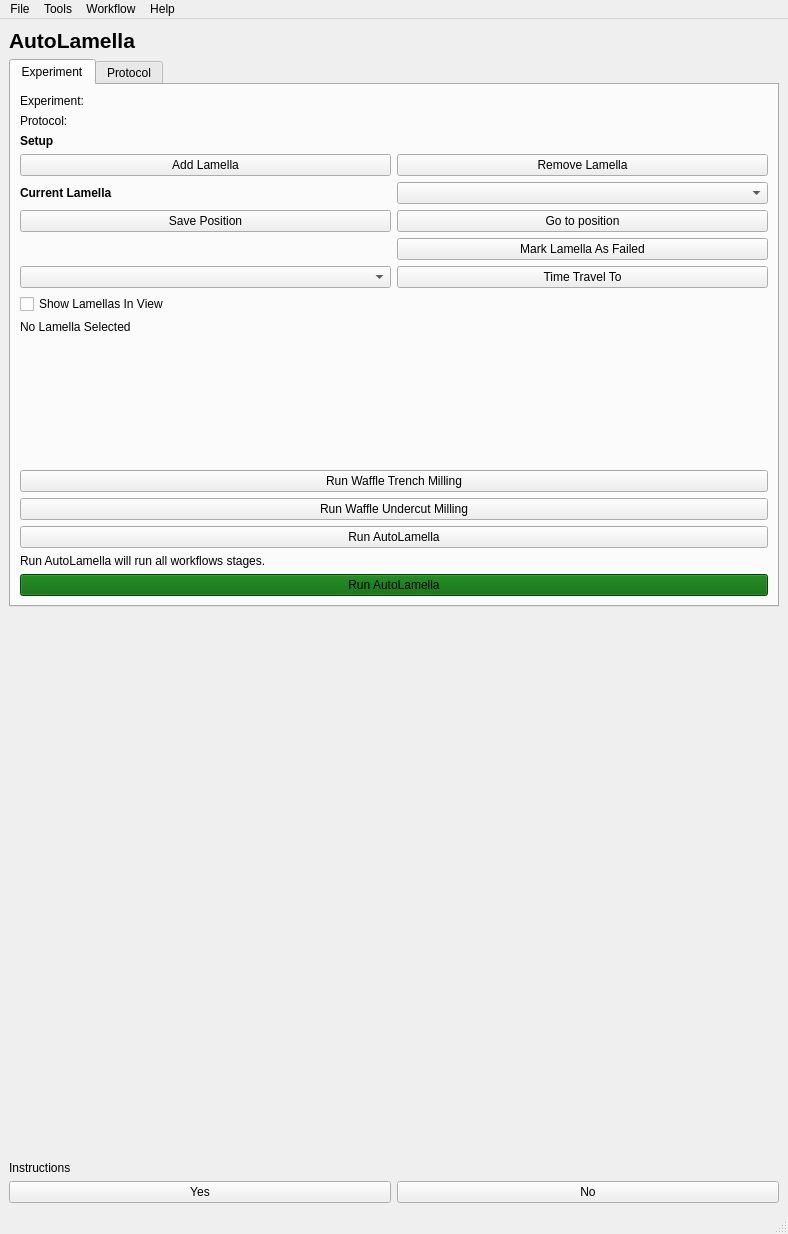
Qt form autolamella/ui/qt/AutoLamellaUI.ui (DeMarcoLab/autolamella) before a commit.
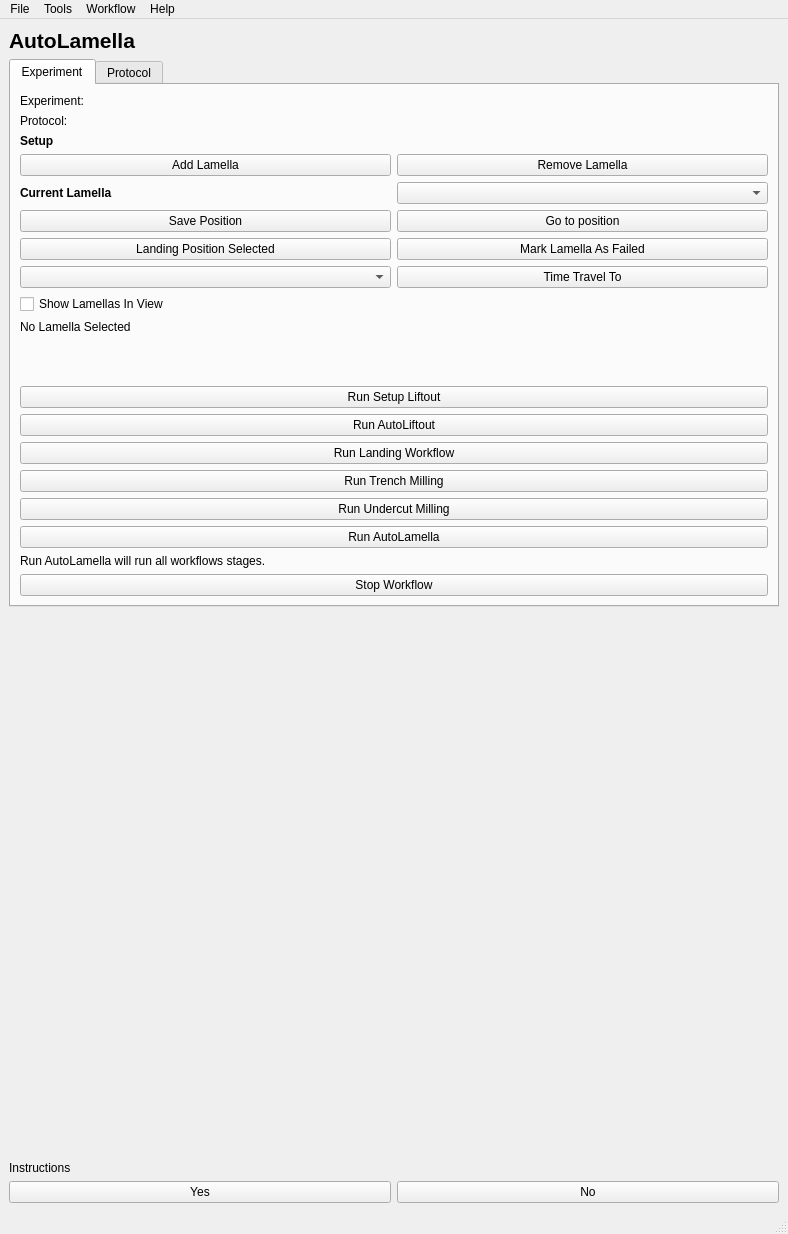
The same form after that commit.

Commit message: initial method working in integrated ui

```diff
--- a/autolamella/ui/qt/AutoLamellaUI.ui
+++ b/autolamella/ui/qt/AutoLamellaUI.ui
@@ -46,6 +46,20 @@
         <item row="8" column="1">
          <widget class="QComboBox" name="comboBox_current_lamella"/>
         </item>
+        <item row="11" column="0">
+         <widget class="QPushButton" name="pushButton_lamella_landing_selected">
+          <property name="text">
+           <string>Landing Position Selected</string>
+          </property>
+         </widget>
+        </item>
+        <item row="19" column="0" colspan="2">
+         <widget class="QPushButton" name="pushButton_run_serial_liftout_landing">
+          <property name="text">
+           <string>Run Landing Workflow</string>
+          </property>
+         </widget>
+        </item>
         <item row="16" column="0" colspan="2">
          <spacer name="verticalSpacer">
           <property name="orientation">
@@ -59,6 +73,13 @@
           </property>
          </spacer>
         </item>
+        <item row="18" column="0" colspan="2">
+         <widget class="QPushButton" name="pushButton_run_autoliftout">
+          <property name="text">
+           <string>Run AutoLiftout</string>
+          </property>
+         </widget>
+        </item>
         <item row="1" column="0" colspan="2">
          <widget class="QLabel" name="label_experiment_name">
           <property name="text">
@@ -66,7 +87,7 @@
           </property>
          </widget>
         </item>
-        <item row="19" column="0" colspan="2">
+        <item row="22" column="0" colspan="2">
          <widget class="QPushButton" name="pushButton_run_setup_autolamella">
           <property name="text">
            <string>Run AutoLamella</string>
@@ -101,6 +122,13 @@
           </property>
          </widget>
         </item>
+        <item row="25" column="0" colspan="2">
+         <widget class="QPushButton" name="pushButton_stop_workflow">
+          <property name="text">
+           <string>Stop Workflow</string>
+          </property>
+         </widget>
+        </item>
         <item row="11" column="1">
          <widget class="QPushButton" name="pushButton_fail_lamella">
           <property name="text">
@@ -111,6 +139,13 @@
         <item row="12" column="0">
          <widget class="QComboBox" name="comboBox_lamella_history"/>
         </item>
+        <item row="24" column="0" colspan="2">
+         <widget class="QLabel" name="label_run_autolamella_info">
+          <property name="text">
+           <string>Run AutoLamella will run all workflows stages.</string>
+          </property>
+         </widget>
+        </item>
         <item row="3" column="0">
          <widget class="QLabel" name="label_setup_header">
           <property name="font">
@@ -125,17 +160,17 @@
           </property>
          </widget>
         </item>
-        <item row="18" column="0" colspan="2">
+        <item row="21" column="0" colspan="2">
          <widget class="QPushButton" name="pushButton_run_waffle_undercut">
           <property name="text">
-           <string>Run Waffle Undercut Milling</string>
+           <string>Run Undercut Milling</string>
           </property>
          </widget>
         </item>
-        <item row="17" column="0" colspan="2">
+        <item row="20" column="0" colspan="2">
          <widget class="QPushButton" name="pushButton_run_waffle_trench">
           <property name="text">
-           <string>Run Waffle Trench Milling</string>
+           <string>Run Trench Milling</string>
           </property>
           <property name="default">
            <bool>false</bool>
@@ -175,6 +210,13 @@
           </property>
          </widget>
         </item>
+        <item row="17" column="0" colspan="2">
+         <widget class="QPushButton" name="pushButton_setup_autoliftout">
+          <property name="text">
+           <string>Run Setup Liftout</string>
+          </property>
+         </widget>
+        </item>
         <item row="10" column="0">
          <widget class="QPushButton" name="pushButton_save_position">
           <property name="text">
@@ -182,473 +224,6 @@
           </property>
          </widget>
         </item>
-        <item row="22" column="0" colspan="2">
-         <widget class="QPushButton" name="pushButton_run_autolamella">
-          <property name="palette">
-           <palette>
-            <active>
-             <colorrole role="WindowText">
-              <brush brushstyle="SolidPattern">
-               <color alpha="255">
-                <red>0</red>
-                <green>0</green>
-                <blue>0</blue>
-               </color>
-              </brush>
-             </colorrole>
-             <colorrole role="Button">
-              <brush brushstyle="SolidPattern">
-               <color alpha="255">
-                <red>0</red>
-                <green>100</green>
-                <blue>0</blue>
-               </color>
-              </brush>
-             </colorrole>
-             <colorrole role="Light">
-              <brush brushstyle="SolidPattern">
-               <color alpha="255">
-                <red>255</red>
-                <green>255</green>
-                <blue>255</blue>
-               </color>
-              </brush>
-             </colorrole>
-             <colorrole role="Midlight">
-              <brush brushstyle="SolidPattern">
-               <color alpha="255">
-                <red>255</red>
-                <green>255</green>
-                <blue>255</blue>
-               </color>
-              </brush>
-             </colorrole>
-             <colorrole role="Dark">
-              <brush brushstyle="SolidPattern">
-               <color alpha="255">
-                <red>127</red>
-                <green>127</green>
-                <blue>127</blue>
-               </color>
-              </brush>
-             </colorrole>
-             <colorrole role="Mid">
-              <brush brushstyle="SolidPattern">
-               <color alpha="255">
-                <red>170</red>
-                <green>170</green>
-                <blue>170</blue>
-               </color>
-              </brush>
-             </colorrole>
-             <colorrole role="Text">
-              <brush brushstyle="SolidPattern">
-               <color alpha="255">
-                <red>0</red>
-                <green>0</green>
-                <blue>0</blue>
-               </color>
-              </brush>
-             </colorrole>
-             <colorrole role="BrightText">
-              <brush brushstyle="SolidPattern">
-               <color alpha="255">
-                <red>255</red>
-                <green>255</green>
-                <blue>255</blue>
-               </color>
-              </brush>
-             </colorrole>
-             <colorrole role="ButtonText">
-              <brush brushstyle="SolidPattern">
-               <color alpha="255">
-                <red>0</red>
-                <green>0</green>
-                <blue>0</blue>
-               </color>
-              </brush>
-             </colorrole>
-             <colorrole role="Base">
-              <brush brushstyle="SolidPattern">
-               <color alpha="255">
-                <red>0</red>
-                <green>100</green>
-                <blue>0</blue>
-               </color>
-              </brush>
-             </colorrole>
-             <colorrole role="Window">
-              <brush brushstyle="SolidPattern">
-               <color alpha="255">
-                <red>0</red>
-                <green>100</green>
-                <blue>0</blue>
-               </color>
-              </brush>
-             </colorrole>
-             <colorrole role="Shadow">
-              <brush brushstyle="SolidPattern">
-               <color alpha="255">
-                <red>0</red>
-                <green>0</green>
-                <blue>0</blue>
-               </color>
-              </brush>
-             </colorrole>
-             <colorrole role="AlternateBase">
-              <brush brushstyle="SolidPattern">
-               <color alpha="255">
-                <red>255</red>
-                <green>255</green>
-                <blue>255</blue>
-               </color>
-              </brush>
-             </colorrole>
-             <colorrole role="ToolTipBase">
-              <brush brushstyle="SolidPattern">
-               <color alpha="255">
-                <red>255</red>
-                <green>255</green>
-                <blue>220</blue>
-               </color>
-              </brush>
-             </colorrole>
-             <colorrole role="ToolTipText">
-              <brush brushstyle="SolidPattern">
-               <color alpha="255">
-                <red>0</red>
-                <green>0</green>
-                <blue>0</blue>
-               </color>
-              </brush>
-             </colorrole>
-             <colorrole role="PlaceholderText">
-              <brush brushstyle="SolidPattern">
-               <color alpha="128">
-                <red>0</red>
-                <green>0</green>
-                <blue>0</blue>
-               </color>
-              </brush>
-             </colorrole>
-            </active>
-            <inactive>
-             <colorrole role="WindowText">
-              <brush brushstyle="SolidPattern">
-               <color alpha="255">
-                <red>0</red>
-                <green>0</green>
-                <blue>0</blue>
-               </color>
-              </brush>
-             </colorrole>
-             <colorrole role="Button">
-              <brush brushstyle="SolidPattern">
-               <color alpha="255">
-                <red>0</red>
-                <green>100</green>
-                <blue>0</blue>
-               </color>
-              </brush>
-             </colorrole>
-             <colorrole role="Light">
-              <brush brushstyle="SolidPattern">
-               <color alpha="255">
-                <red>255</red>
-                <green>255</green>
-                <blue>255</blue>
-               </color>
-              </brush>
-             </colorrole>
-             <colorrole role="Midlight">
-              <brush brushstyle="SolidPattern">
-               <color alpha="255">
-                <red>255</red>
-                <green>255</green>
-                <blue>255</blue>
-               </color>
-              </brush>
-             </colorrole>
-             <colorrole role="Dark">
-              <brush brushstyle="SolidPattern">
-               <color alpha="255">
-                <red>127</red>
-                <green>127</green>
-                <blue>127</blue>
-               </color>
-              </brush>
-             </colorrole>
-             <colorrole role="Mid">
-              <brush brushstyle="SolidPattern">
-               <color alpha="255">
-                <red>170</red>
-                <green>170</green>
-                <blue>170</blue>
-               </color>
-              </brush>
-             </colorrole>
-             <colorrole role="Text">
-              <brush brushstyle="SolidPattern">
-               <color alpha="255">
-                <red>0</red>
-                <green>0</green>
-                <blue>0</blue>
-               </color>
-              </brush>
-             </colorrole>
-             <colorrole role="BrightText">
-              <brush brushstyle="SolidPattern">
-               <color alpha="255">
-                <red>255</red>
-                <green>255</green>
-                <blue>255</blue>
-               </color>
-              </brush>
-             </colorrole>
-             <colorrole role="ButtonText">
-              <brush brushstyle="SolidPattern">
-               <color alpha="255">
-                <red>0</red>
-                <green>0</green>
-                <blue>0</blue>
-               </color>
-              </brush>
-             </colorrole>
-             <colorrole role="Base">
-              <brush brushstyle="SolidPattern">
-               <color alpha="255">
-                <red>0</red>
-                <green>100</green>
-                <blue>0</blue>
-               </color>
-              </brush>
-             </colorrole>
-             <colorrole role="Window">
-              <brush brushstyle="SolidPattern">
-               <color alpha="255">
-                <red>0</red>
-                <green>100</green>
-                <blue>0</blue>
-               </color>
-              </brush>
-             </colorrole>
-             <colorrole role="Shadow">
-              <brush brushstyle="SolidPattern">
-               <color alpha="255">
-                <red>0</red>
-                <green>0</green>
-                <blue>0</blue>
-               </color>
-              </brush>
-             </colorrole>
-             <colorrole role="AlternateBase">
-              <brush brushstyle="SolidPattern">
-               <color alpha="255">
-                <red>255</red>
-                <green>255</green>
-                <blue>255</blue>
-               </color>
-              </brush>
-             </colorrole>
-             <colorrole role="ToolTipBase">
-              <brush brushstyle="SolidPattern">
-               <color alpha="255">
-                <red>255</red>
-                <green>255</green>
-                <blue>220</blue>
-               </color>
-              </brush>
-             </colorrole>
-             <colorrole role="ToolTipText">
-              <brush brushstyle="SolidPattern">
-               <color alpha="255">
-                <red>0</red>
-                <green>0</green>
-                <blue>0</blue>
-               </color>
-              </brush>
-             </colorrole>
-             <colorrole role="PlaceholderText">
-              <brush brushstyle="SolidPattern">
-               <color alpha="128">
-                <red>0</red>
-                <green>0</green>
-                <blue>0</blue>
-               </color>
-              </brush>
-             </colorrole>
-            </inactive>
-            <disabled>
-             <colorrole role="WindowText">
-              <brush brushstyle="SolidPattern">
-               <color alpha="255">
-                <red>127</red>
-                <green>127</green>
-                <blue>127</blue>
-               </color>
-              </brush>
-             </colorrole>
-             <colorrole role="Button">
-              <brush brushstyle="SolidPattern">
-               <color alpha="255">
-                <red>0</red>
-                <green>100</green>
-                <blue>0</blue>
-               </color>
-              </brush>
-             </colorrole>
-             <colorrole role="Light">
-              <brush brushstyle="SolidPattern">
-               <color alpha="255">
-                <red>255</red>
-                <green>255</green>
-                <blue>255</blue>
-               </color>
-              </brush>
-             </colorrole>
-             <colorrole role="Midlight">
-              <brush brushstyle="SolidPattern">
-               <color alpha="255">
-                <red>255</red>
-                <green>255</green>
-                <blue>255</blue>
-               </color>
-              </brush>
-             </colorrole>
-             <colorrole role="Dark">
-              <brush brushstyle="SolidPattern">
-               <color alpha="255">
-                <red>127</red>
-                <green>127</green>
-                <blue>127</blue>
-               </color>
-              </brush>
-             </colorrole>
-             <colorrole role="Mid">
-              <brush brushstyle="SolidPattern">
-               <color alpha="255">
-                <red>170</red>
-                <green>170</green>
-                <blue>170</blue>
-               </color>
-              </brush>
-             </colorrole>
-             <colorrole role="Text">
-              <brush brushstyle="SolidPattern">
-               <color alpha="255">
-                <red>127</red>
-                <green>127</green>
-                <blue>127</blue>
-               </color>
-              </brush>
-             </colorrole>
-             <colorrole role="BrightText">
-              <brush brushstyle="SolidPattern">
-               <color alpha="255">
-                <red>255</red>
-                <green>255</green>
-                <blue>255</blue>
-               </color>
-              </brush>
-             </colorrole>
-             <colorrole role="ButtonText">
-              <brush brushstyle="SolidPattern">
-               <color alpha="255">
-                <red>127</red>
-                <green>127</green>
-                <blue>127</blue>
-               </color>
-              </brush>
-             </colorrole>
-             <colorrole role="Base">
-              <brush brushstyle="SolidPattern">
-               <color alpha="255">
-                <red>0</red>
-                <green>100</green>
-                <blue>0</blue>
-               </color>
-              </brush>
-             </colorrole>
-             <colorrole role="Window">
-              <brush brushstyle="SolidPattern">
-               <color alpha="255">
-                <red>0</red>
-                <green>100</green>
-                <blue>0</blue>
-               </color>
-              </brush>
-             </colorrole>
-             <colorrole role="Shadow">
-              <brush brushstyle="SolidPattern">
-               <color alpha="255">
-                <red>0</red>
-                <green>0</green>
-                <blue>0</blue>
-               </color>
-              </brush>
-             </colorrole>
-             <colorrole role="AlternateBase">
-              <brush brushstyle="SolidPattern">
-               <color alpha="255">
-                <red>255</red>
-                <green>255</green>
-                <blue>255</blue>
-               </color>
-              </brush>
-             </colorrole>
-             <colorrole role="ToolTipBase">
-              <brush brushstyle="SolidPattern">
-               <color alpha="255">
-                <red>255</red>
-                <green>255</green>
-                <blue>220</blue>
-               </color>
-              </brush>
-             </colorrole>
-             <colorrole role="ToolTipText">
-              <brush brushstyle="SolidPattern">
-               <color alpha="255">
-                <red>0</red>
-                <green>0</green>
-                <blue>0</blue>
-               </color>
-              </brush>
-             </colorrole>
-             <colorrole role="PlaceholderText">
-              <brush brushstyle="SolidPattern">
-               <color alpha="128">
-                <red>0</red>
-                <green>0</green>
-                <blue>0</blue>
-               </color>
-              </brush>
-             </colorrole>
-            </disabled>
-           </palette>
-          </property>
-          <property name="font">
-           <font>
-            <weight>50</weight>
-            <bold>false</bold>
-           </font>
-          </property>
-          <property name="styleSheet">
-           <string notr="true">background-color: darkGreen</string>
-          </property>
-          <property name="text">
-           <string>Run AutoLamella</string>
-          </property>
-          <property name="autoDefault">
-           <bool>false</bool>
-          </property>
-          <property name="default">
-           <bool>false</bool>
-          </property>
-          <property name="flat">
-           <bool>false</bool>
-          </property>
-         </widget>
-        </item>
         <item row="13" column="0">
          <widget class="QCheckBox" name="checkBox_show_lamella_in_view">
           <property name="text">
@@ -656,13 +231,6 @@
           </property>
          </widget>
         </item>
-        <item row="21" column="0" colspan="2">
-         <widget class="QLabel" name="label_run_autolamella_info">
-          <property name="text">
-           <string>Run AutoLamella will run all workflows stages.</string>
-          </property>
-         </widget>
-        </item>
        </layout>
       </widget>
       <widget class="QWidget" name="tab_2">
```
The commit also changes 5 other files.
